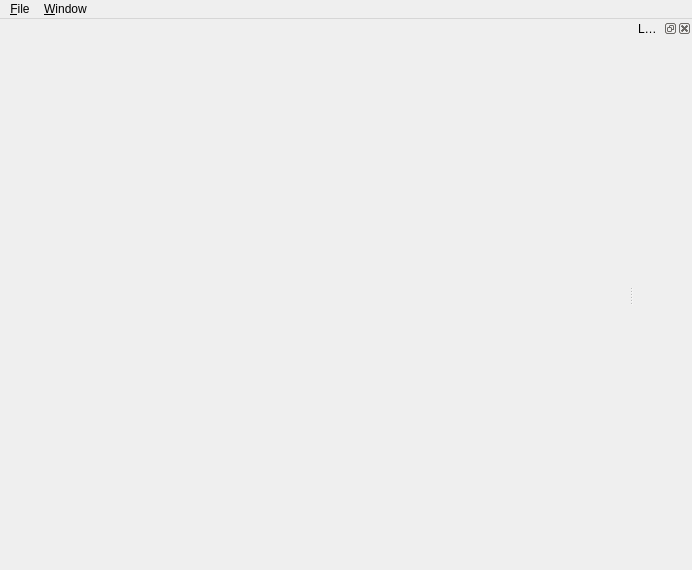
The window that TestApp/MainWindow.ui (raptorswing/MapGraphics) describes before a commit, drawn with Qt 5.
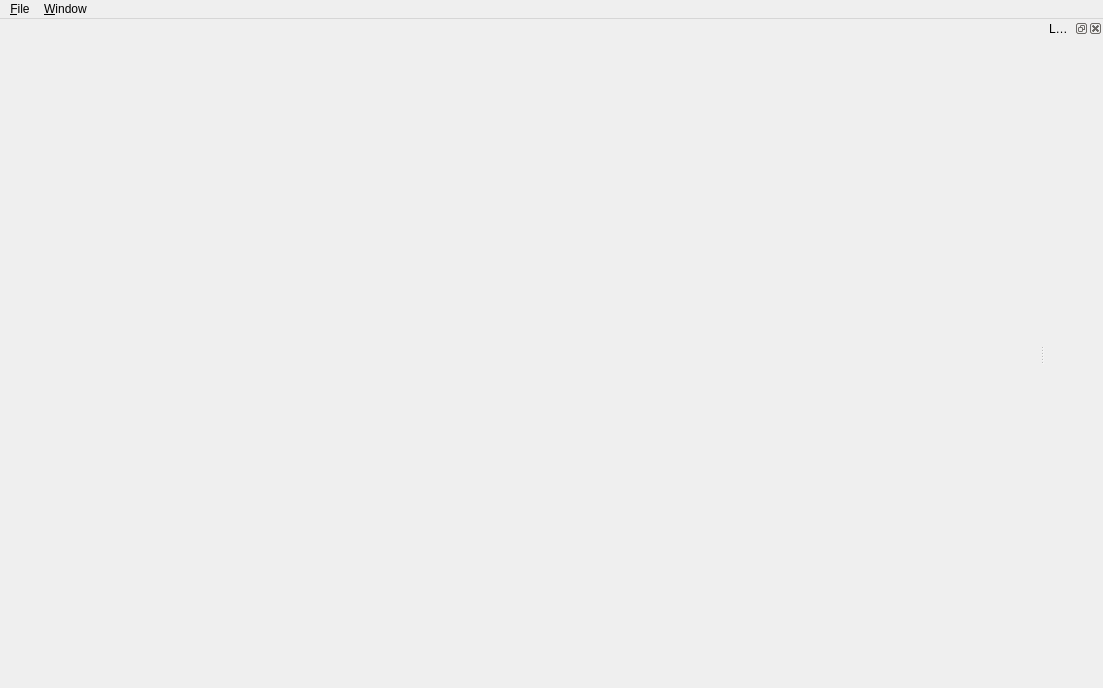
The same window after the commit.

Patch:
```diff
--- a/TestApp/MainWindow.ui
+++ b/TestApp/MainWindow.ui
@@ -6,8 +6,8 @@
    <rect>
     <x>0</x>
     <y>0</y>
-    <width>692</width>
-    <height>570</height>
+    <width>1103</width>
+    <height>688</height>
    </rect>
   </property>
   <property name="windowTitle">
@@ -28,7 +28,7 @@
     <rect>
      <x>0</x>
      <y>0</y>
-     <width>692</width>
+     <width>1103</width>
      <height>21</height>
     </rect>
    </property>
```
